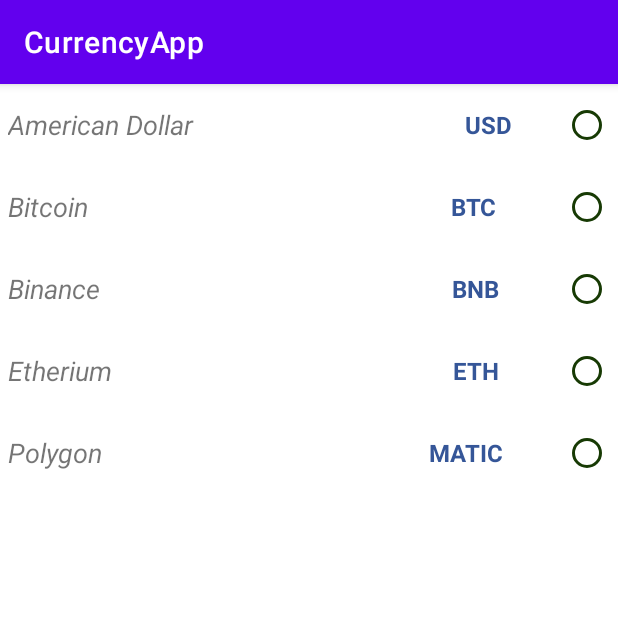
After one commit to SKY-SA/CurrencyApp, an Android app: the CurrencyLatestActivity screen opened directly, with no data from a screen before it, on a phone screen of 412 x 824 dp, the top half of it. The commit adds this screen. Run offline under Robolectric (Android 15) with nearby library versions, the phone set to English and light mode, and no system bars; our stand-ins replace data binding.

Commit message:
Views, models, adapter, service has added by SKY

```diff
--- /dev/null
+++ b/app/src/main/java/com/sky/currencyapp/adapter/CurrencyLatestRecyclerAdapter.kt
@@ -0,0 +1,50 @@
+package com.sky.currencyapp.adapter
+
+import android.content.Intent
+import android.view.LayoutInflater
+import android.view.View
+import android.view.ViewGroup
+import androidx.recyclerview.widget.RecyclerView
+import com.sky.currencyapp.R
+import com.sky.currencyapp.model.CurrencyLatest
+import com.sky.currencyapp.view.CurrenciesActivity
+import kotlinx.android.synthetic.main.latest_activity_recycler_row.view.*
+
+class CurrencyLatestRecyclerAdapter(val listCurrency : ArrayList<CurrencyLatest>): RecyclerView.Adapter<CurrencyLatestRecyclerAdapter.CurrencyVH>() {
+    class CurrencyVH(itemView: View): RecyclerView.ViewHolder(itemView) {
+
+    }
+
+    override fun onCreateViewHolder(parent: ViewGroup, viewType: Int): CurrencyVH {
+        val inflater = LayoutInflater.from(parent.context)
+        val view = inflater.inflate(R.layout.latest_activity_recycler_row,parent,false)
+        return CurrencyVH(view)
+    }
+
+    override fun onBindViewHolder(holder: CurrencyVH, position: Int) {
+        holder.itemView.latestRecyclerRow_textView.text = listCurrency[position].fullName
+        holder.itemView.latestRecyclerRow_radioButton.text = listCurrency[position].name!!.uppercase()
+
+        holder.itemView.latestRecyclerRow_radioButton.setOnClickListener { view->
+            val nameOfCurrency:String? = listCurrency[position].name
+            nameOfCurrency?.let { name->
+                holder.itemView.latestRecyclerRow_radioButton.context.applicationContext?.let { context->
+                    val intent = Intent(context, CurrenciesActivity::class.java).apply{
+                        this.putExtra("nameOfBaseCurreny",name)
+                    }
+                    context.startActivity(intent)
+                }
+            }
+        }
+    }
+
+    override fun getItemCount(): Int {
+        return listCurrency.size
+    }
+    fun refreshData(newCurrency: List<CurrencyLatest> )
+    {
+        listCurrency.clear()
+        listCurrency.addAll(newCurrency)
+        notifyDataSetChanged()
+    }
+}
--- /dev/null
+++ b/app/src/main/java/com/sky/currencyapp/model/CurrencyLatest.kt
@@ -0,0 +1,8 @@
+package com.sky.currencyapp.model
+
+data class CurrencyLatest(
+    val fullName : String?,
+    val name: String?,
+    val fiat: Double?
+) {
+}
--- /dev/null
+++ b/app/src/main/java/com/sky/currencyapp/view/CurrencyLatestActivity.kt
@@ -0,0 +1,73 @@
+package com.sky.currencyapp.view
+
+import android.content.Context
+import androidx.appcompat.app.AppCompatActivity
+import android.os.Bundle
+import android.util.AttributeSet
+import android.view.View
+import androidx.lifecycle.Observer
+import androidx.lifecycle.ViewModelProvider
+import androidx.recyclerview.widget.LinearLayoutManager
+import com.sky.currencyapp.R
+import com.sky.currencyapp.adapter.CurrencyLatestRecyclerAdapter
+import com.sky.currencyapp.viewmodel.CurrencyLatestViewModel
+import kotlinx.android.synthetic.main.activity_currency_latest.*
+
+class CurrencyLatestActivity : AppCompatActivity() {
+    private val recyclerAdapter = CurrencyLatestRecyclerAdapter(arrayListOf())
+    private lateinit var viewModel: CurrencyLatestViewModel
+
+    override fun onCreate(savedInstanceState: Bundle?) {
+        super.onCreate(savedInstanceState)
+        setContentView(R.layout.activity_currency_latest)
+        viewModel = ViewModelProvider(this).get(CurrencyLatestViewModel::class.java)
+
+        viewModel.getData()
+        observeLiveData()
+
+        currencyLatestActivity_recyclerView.layoutManager = LinearLayoutManager(this)
+        currencyLatestActivity_recyclerView.adapter = recyclerAdapter
+    }
+
+    override fun onCreateView(name: String, context: Context, attrs: AttributeSet): View? {
+        return super.onCreateView(name, context, attrs)
+
+
+    }
+    private fun observeLiveData()
+    {
+        viewModel.currencies.observe(this, Observer{ currency->
+
+            currency?.let {
+                currencyLatestActivity_recyclerView.visibility = View.VISIBLE
+                recyclerAdapter.refreshData(it)
+            }
+        })
+        viewModel.isLoading.observe(this, Observer{ loading->
+            loading?.let {
+                if(it){
+                    currencyLatestActivity_recyclerView.visibility = View.GONE
+                    currencyLatestActivity_errorTextView.visibility = View.GONE
+                    currencyLatestActivity_progressBar.visibility = View.VISIBLE
+                }
+                else{
+                    currencyLatestActivity_recyclerView.visibility = View.VISIBLE
+                    currencyLatestActivity_progressBar.visibility = View.GONE
+                }
+            }
+        })
+        viewModel.isSuccess.observe(this, Observer{ success->
+            success?.let {
+                if(it)
+                {
+                    currencyLatestActivity_errorTextView.visibility = View.GONE
+                    currencyLatestActivity_recyclerView.visibility = View.VISIBLE
+                }
+                else{
+                    currencyLatestActivity_errorTextView.visibility = View.VISIBLE
+                    currencyLatestActivity_recyclerView.visibility = View.GONE
+                }
+            }
+        })
+    }
+}
--- /dev/null
+++ b/app/src/main/java/com/sky/currencyapp/viewmodel/CurrencyLatestViewModel.kt
@@ -0,0 +1,35 @@
+package com.sky.currencyapp.viewmodel
+
+import androidx.lifecycle.MutableLiveData
+import androidx.lifecycle.ViewModel
+import com.sky.currencyapp.model.CurrencyLatest
+
+class CurrencyLatestViewModel : ViewModel() {
+
+    /*private val api = CurrencyApiService()
+    private val disposable = CompositeDisposable()*/
+
+    val currencies = MutableLiveData<List<CurrencyLatest>>()
+    val isLoading = MutableLiveData<Boolean>()
+    val isSuccess = MutableLiveData<Boolean>()
+
+    fun getData()
+    {
+        getDataOffline()
+    }
+
+    private fun getDataOffline()
+    {
+
+        val usd = CurrencyLatest("American Dollar","usd", 15.2)
+        val btc = CurrencyLatest("Bitcoin","btc", 29000.1)
+        val bnb = CurrencyLatest("Binance","bnb", 302.3)
+        val eth = CurrencyLatest("Etherium","eth", 2500.8)
+        val matic = CurrencyLatest("Polygon","matic", 0.5)
+        val listCurrency = arrayListOf<CurrencyLatest>(usd, btc, bnb, eth, matic)
+
+        currencies.value = listCurrency
+        isLoading.value = false
+        isSuccess.value = true
+    }
+}
--- /dev/null
+++ b/app/src/main/res/layout/activity_currency_latest.xml
@@ -0,0 +1,47 @@
+<?xml version="1.0" encoding="utf-8"?>
+<layout
+    xmlns:android="http://schemas.android.com/apk/res/android"
+    xmlns:app="http://schemas.android.com/apk/res-auto"
+    xmlns:tools="http://schemas.android.com/tools">
+<androidx.constraintlayout.widget.ConstraintLayout
+    android:layout_width="match_parent"
+    android:layout_height="match_parent"
+    tools:context=".view.CurrencyLatestActivity">
+
+    <androidx.recyclerview.widget.RecyclerView
+        android:id="@+id/currencyLatestActivity_recyclerView"
+        android:layout_width="0dp"
+        android:layout_height="0dp"
+        android:layout_marginStart="1dp"
+        android:layout_marginEnd="1dp"
+        app:layout_constraintBottom_toBottomOf="parent"
+        app:layout_constraintEnd_toEndOf="parent"
+        app:layout_constraintHorizontal_bias="0.0"
+        app:layout_constraintStart_toStartOf="parent"
+        app:layout_constraintTop_toTopOf="parent"
+        app:layout_constraintVertical_bias="0.0" />
+
+    <TextView
+        android:id="@+id/currencyLatestActivity_errorTextView"
+        android:layout_width="138dp"
+        android:layout_height="28dp"
+        android:text="Error Text"
+        android:textAlignment="center"
+        android:textSize="20sp"
+        app:layout_constraintBottom_toBottomOf="parent"
+        app:layout_constraintEnd_toEndOf="parent"
+        app:layout_constraintStart_toStartOf="parent"
+        app:layout_constraintTop_toTopOf="parent" />
+
+    <ProgressBar
+        android:id="@+id/currencyLatestActivity_progressBar"
+        style="?android:attr/progressBarStyle"
+        android:layout_width="wrap_content"
+        android:layout_height="wrap_content"
+        app:layout_constraintBottom_toBottomOf="parent"
+        app:layout_constraintEnd_toEndOf="parent"
+        app:layout_constraintStart_toStartOf="parent"
+        app:layout_constraintTop_toTopOf="parent" />
+
+</androidx.constraintlayout.widget.ConstraintLayout>
+</layout>
--- /dev/null
+++ b/app/src/main/res/layout/latest_activity_recycler_row.xml
@@ -0,0 +1,39 @@
+<?xml version="1.0" encoding="utf-8"?>
+<layout xmlns:app="http://schemas.android.com/apk/res-auto"
+    xmlns:android="http://schemas.android.com/apk/res/android">
+    <LinearLayout
+        android:layout_width="match_parent"
+        android:layout_height="wrap_content"
+        android:orientation="horizontal">
+
+        <TextView
+            android:layout_weight="5"
+            android:id="@+id/latestRecyclerRow_textView"
+            android:layout_width="wrap_content"
+            android:layout_height="wrap_content"
+            android:text="Deneme"
+            android:layout_gravity="center"
+            android:textSize="18sp"
+            android:textStyle="italic"
+            android:layoutDirection="ltr"
+            android:padding="2dp"
+            android:layout_margin="2dp"
+            />
+        <RadioButton
+            android:layout_weight="2"
+            android:id="@+id/latestRecyclerRow_radioButton"
+            android:layout_width="wrap_content"
+            android:layout_height="wrap_content"
+            android:layout_gravity="center_vertical"
+            android:gravity="center"
+            android:text="Currency Text"
+            android:textSize="16sp"
+            android:textStyle="bold"
+            android:buttonTint="#173A04"
+            android:textColor="#355698"
+            android:layoutDirection="rtl"
+            android:padding="6dp"
+            android:layout_margin="3dp"
+            />
+    </LinearLayout>
+</layout>
```
Also changed, not shown: app/src/main/AndroidManifest.xml (+7 -1 lines), app/src/main/java/com/sky/currencyapp/model/Currency.kt (added, +13 -0 lines), app/src/main/java/com/sky/currencyapp/service/CurrencyLatestAPI.kt (added, +8 -0 lines), app/src/main/java/com/sky/currencyapp/service/CurrencyLatestAPIService.kt (added, +17 -0 lines), app/src/main/java/com/sky/currencyapp/view/CurrenciesActivity.kt (renamed from app/src/main/java/com/sky/currencyapp/WelcomeActivity.kt, +4 -3 lines), app/src/main/java/com/sky/currencyapp/view/WelcomeActivity.kt (added, +37 -0 lines), app/src/main/java/com/sky/currencyapp/viewmodel/CurrencyViewModel.kt (added, +32 -0 lines), app/src/main/res/layout/activity_currencies.xml (added, +18 -0 lines), app/src/main/res/layout/activity_welcome.xml (+49 -5 lines).
